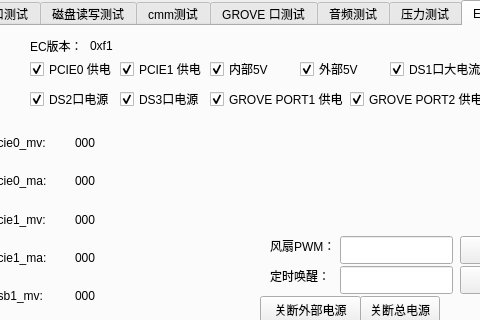
Above: examples/ax650_product/product_prog/main.ui from dianjixz/dianjixz-lib before the change; both pictures show x 412 to 892 and y 0 to 320 of the 1146 by 825 pixel window. Below: the same form after it.
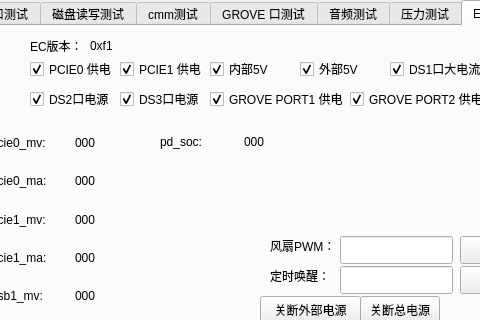
That is the form after the change. The open tabs and pages were chosen to show the change.

```diff
--- a/examples/ax650_product/product_prog/main.ui
+++ b/examples/ax650_product/product_prog/main.ui
@@ -1411,6 +1411,32 @@
        </item>
       </layout>
      </widget>
+     <widget class="QWidget" name="">
+      <property name="geometry">
+       <rect>
+        <x>190</x>
+        <y>100</y>
+        <width>161</width>
+        <height>31</height>
+       </rect>
+      </property>
+      <layout class="QGridLayout" name="gridLayout_2">
+       <item row="0" column="0">
+        <widget class="QLabel" name="label_39">
+         <property name="text">
+          <string>pd_soc:</string>
+         </property>
+        </widget>
+       </item>
+       <item row="0" column="1">
+        <widget class="QLabel" name="pd_soc">
+         <property name="text">
+          <string>000</string>
+         </property>
+        </widget>
+       </item>
+      </layout>
+     </widget>
     </widget>
    </widget>
    <widget class="QTableWidget" name="interface_table">
```
Left out of the diff: 7 changed lines with no effect on the pictures.
